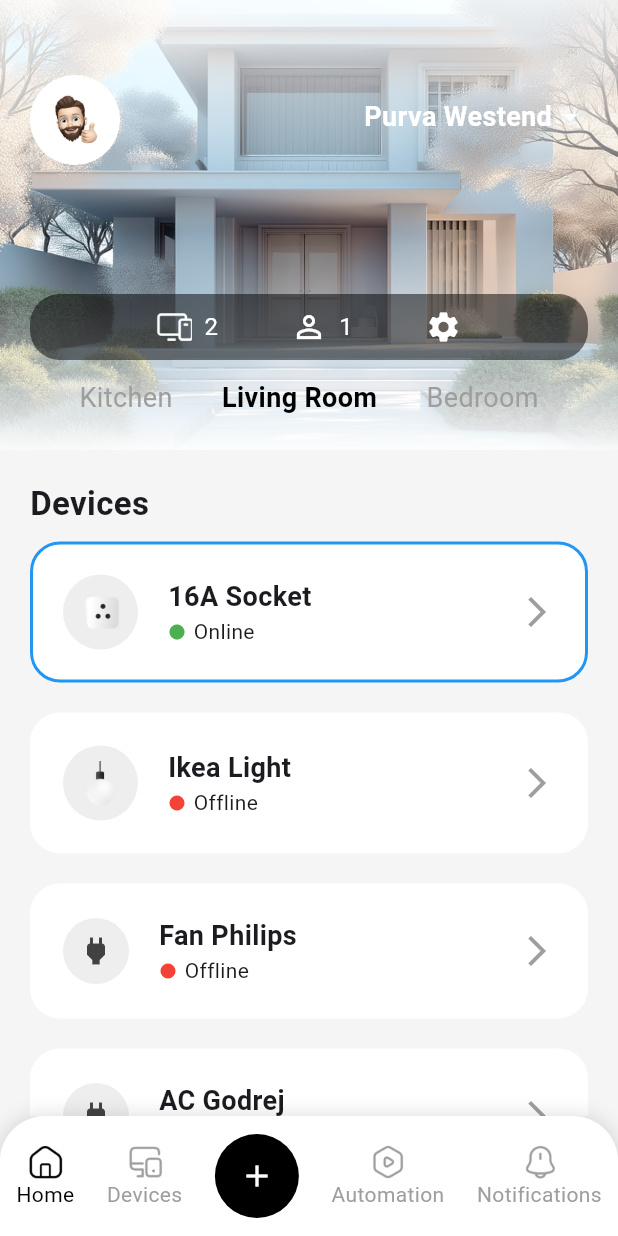
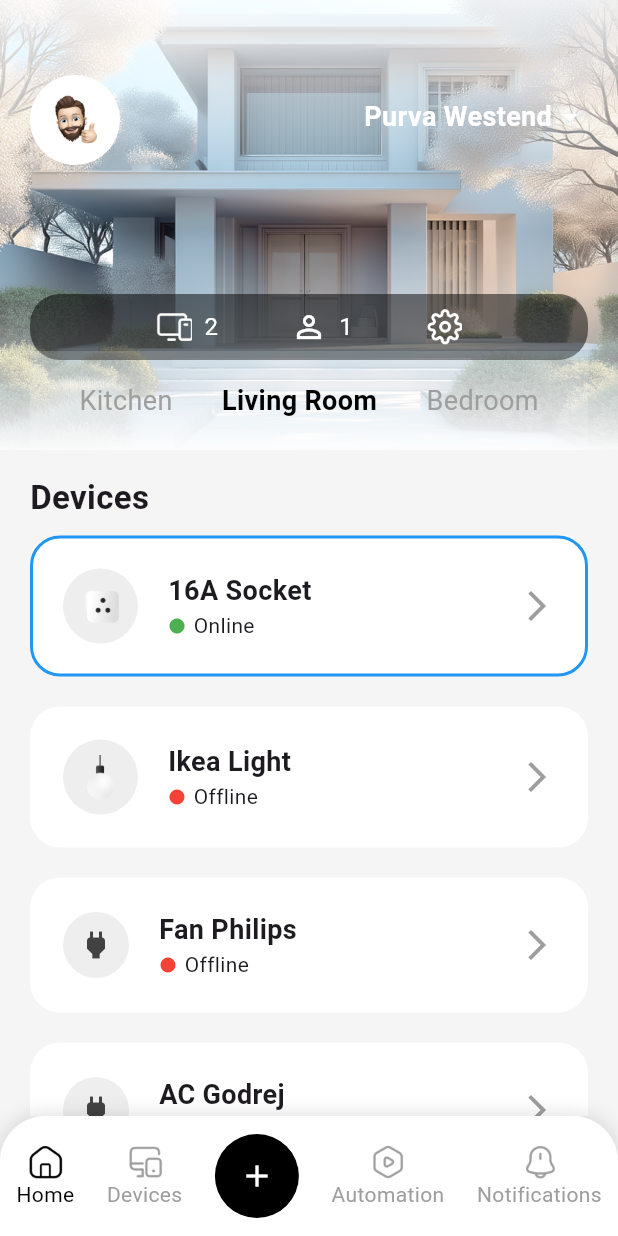
Before and after one commit to mohd-afid/machine_task, a Flutter app: the screen it shows after launch, on a phone screen of 412 x 824 dp. Run offline on Flutter 3.47's test engine with Material 3 defaults, Android fonts, the phone set to English and light mode, and no system bars.

Commit message:
design fix

```diff
--- a/lib/presentation/screens/home_screen.dart
+++ b/lib/presentation/screens/home_screen.dart
@@ -16,7 +16,7 @@ class HomeScreen extends StatelessWidget {
         children: [
           const HeaderSection(),
        //   const RoomSelector(),
-          SizedBox(height: 20,),
+          SizedBox(height: 16,),
           const Padding(
             padding: EdgeInsets.symmetric(horizontal: 20.0),
             child: Text(
--- a/lib/presentation/widgets/header_section.dart
+++ b/lib/presentation/widgets/header_section.dart
@@ -74,17 +74,18 @@ class HeaderSection extends StatelessWidget {
                       Text('1', style: TextStyle(color: Colors.white, fontSize: 16)),
                     ],
                   ),
-                  const Icon(Icons.settings, color: Colors.white),
+                  Image.asset('lib/assets/icons/Settings.png', color: Colors.white, width: 24, height: 24),
                 ],
               ),
             ),
           ),
           Positioned(
-            top: 230,
-              bottom: 0,
-              left: 20,
-              right: 20,
-              child: RoomSelector()),
+
+            bottom: 0,
+            left: 20,
+            right: 20,
+            child: RoomSelector(),
+          ),
         ],
       ),
     );
--- a/lib/presentation/widgets/room_selector.dart
+++ b/lib/presentation/widgets/room_selector.dart
@@ -13,7 +13,9 @@ class _RoomSelectorState extends State<RoomSelector> {
 
   @override
   Widget build(BuildContext context) {
-    return Padding(
+    return Container(
+      color: Colors.white.withOpacity(.16),
+      child: Padding(
         padding: const EdgeInsets.symmetric(vertical: 20.0),
         child: Row(
           mainAxisAlignment: MainAxisAlignment.spaceEvenly,
@@ -35,6 +37,7 @@ class _RoomSelectorState extends State<RoomSelector> {
             );
           }),
         ),
+      ),
     );
   }
 }
```
Also changed, not shown: lib/assets/icons/Settings.png (added). Lines whose indentation alone changed are shown as unchanged.
